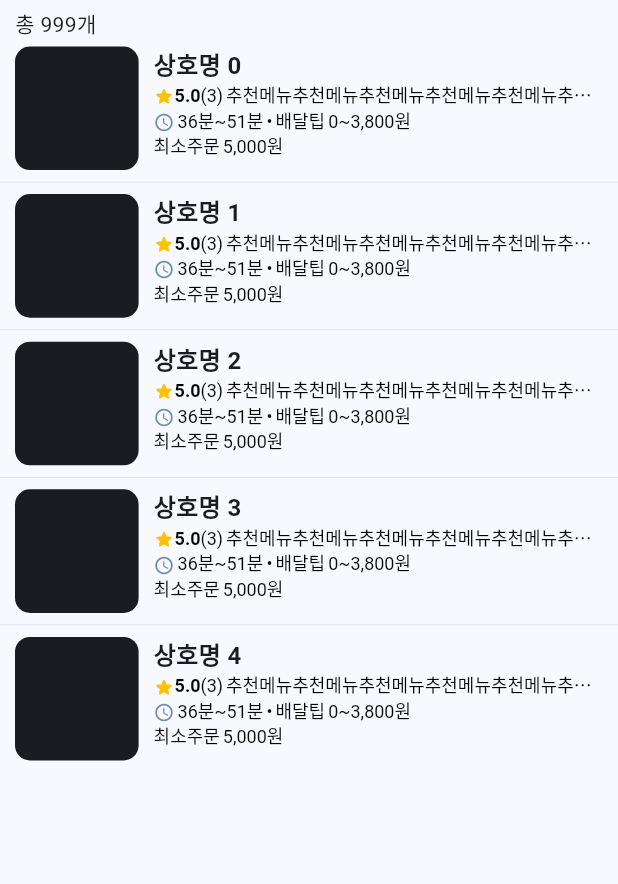
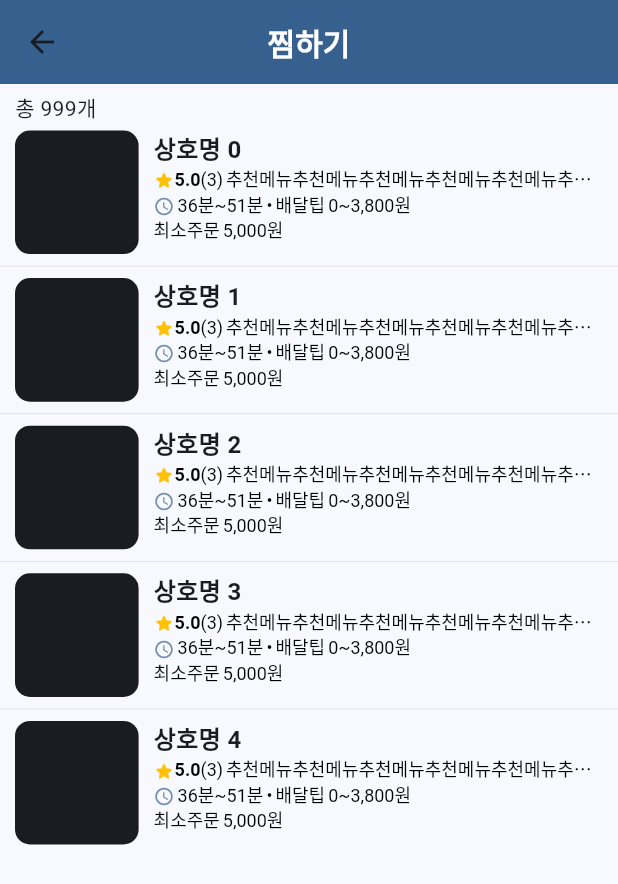
Before and after one commit to justddan/Angel_Eats_Test, a Flutter app: the BookmarkScreen screen opened directly, after a tap on an icon or button, on a phone screen of 412 x 824 dp. Shown: the top 884 px of the screen. Run offline on Flutter 3.47's test engine with Material 3 defaults, Android fonts, the phone set to English and light mode, and no system bars; our stand-ins replace geolocator, go_router; missing offline and left inert: flutter_naver_map.

Commit message:
앱바 붙이고 배경색 붙이기

```diff
--- a/lib/features/bookmark/views/bookmark_screen.dart
+++ b/lib/features/bookmark/views/bookmark_screen.dart
@@ -18,6 +18,18 @@ class BookmarkScreen extends StatelessWidget {
     }
 
     return Scaffold(
+      appBar: AppBar(
+        backgroundColor: colorScheme.primary,
+        title: const Text(
+          "찜하기",
+          style: TextStyle(
+            fontSize: 20,
+            fontWeight: FontWeight.bold,
+            color: Colors.white,
+          ),
+        ),
+        centerTitle: true,
+      ),
       body: SafeArea(
         child: SingleChildScrollView(
           child: Column(
--- a/lib/features/history/views/history_screen.dart
+++ b/lib/features/history/views/history_screen.dart
@@ -12,6 +12,18 @@ class HistoryScreen extends StatelessWidget {
     final colorScheme = Theme.of(context).colorScheme;
 
     return Scaffold(
+      appBar: AppBar(
+        backgroundColor: colorScheme.primary,
+        title: const Text(
+          "히스토리",
+          style: TextStyle(
+            fontSize: 20,
+            fontWeight: FontWeight.bold,
+            color: Colors.white,
+          ),
+        ),
+        centerTitle: true,
+      ),
       body: SafeArea(
         child: SingleChildScrollView(
           child: Column(
--- a/lib/features/home/views/home_screen.dart
+++ b/lib/features/home/views/home_screen.dart
@@ -368,8 +368,37 @@ class _HomeScreenState extends State<HomeScreen> {
     // 5. DraggableScrollableSheet에서 조금만 내려도 시트 닫기
     // 6. 마커 줌 레벨 범위 정하기
 
+    final colorScheme = Theme.of(context).colorScheme;
+
     return Scaffold(
-      appBar: AppBar(),
+      appBar: AppBar(
+        backgroundColor: colorScheme.primary,
+        title: const Text(
+          "홈페이지",
+          style: TextStyle(
+            fontSize: 20,
+            fontWeight: FontWeight.bold,
+            color: Colors.white,
+          ),
+        ),
+        actions: [
+          IconButton(
+            onPressed: () {},
+            icon: const Icon(
+              Icons.search,
+              color: Colors.white,
+            ),
+          ),
+          IconButton(
+            onPressed: () {},
+            icon: const Icon(
+              Icons.shopping_cart_outlined,
+              color: Colors.white,
+            ),
+          ),
+        ],
+        centerTitle: false,
+      ),
       body: SafeArea(
         child: Stack(
           children: [
--- a/lib/features/home/views/widgets/draggable_sheet_card.dart
+++ b/lib/features/home/views/widgets/draggable_sheet_card.dart
@@ -8,6 +8,8 @@ class DraggableSheetCard extends StatelessWidget {
 
   @override
   Widget build(BuildContext context) {
+    final colorScheme = Theme.of(context).colorScheme;
+
     return Card(
       elevation: 4,
       shape: RoundedRectangleBorder(
@@ -24,7 +26,7 @@ class DraggableSheetCard extends StatelessWidget {
                 children: [
                   Expanded(
                     child: Container(
-                      color: Colors.red,
+                      color: colorScheme.primary,
                       child: const Center(
                         child: Text(
                           "A",
@@ -45,7 +47,7 @@ class DraggableSheetCard extends StatelessWidget {
                         child: AspectRatio(
                           aspectRatio: 1,
                           child: Container(
-                            color: Colors.red,
+                            color: colorScheme.primary,
                             child: const Center(
                               child: Text(
                                 "B",
@@ -65,7 +67,7 @@ class DraggableSheetCard extends StatelessWidget {
                         child: AspectRatio(
                           aspectRatio: 1,
                           child: Container(
-                            color: Colors.red,
+                            color: colorScheme.primary,
                             child: const Center(
                               child: Text(
                                 "C",
--- a/lib/features/home/views/widgets/draggable_sheet_view.dart
+++ b/lib/features/home/views/widgets/draggable_sheet_view.dart
@@ -108,7 +108,7 @@ class Grabber extends StatelessWidget {
 
     return Container(
       width: double.infinity,
-      color: colorScheme.onSurface,
+      color: colorScheme.secondary,
       child: Align(
         alignment: Alignment.topCenter,
         child: Container(
--- a/lib/features/user/views/mypage_screen.dart
+++ b/lib/features/user/views/mypage_screen.dart
@@ -16,11 +16,13 @@ class MyPageScreen extends StatelessWidget {
 
     return Scaffold(
         appBar: AppBar(
+          backgroundColor: colorScheme.primary,
           title: const Text(
             "마이페이지",
             style: TextStyle(
               fontSize: 20,
               fontWeight: FontWeight.bold,
+              color: Colors.white,
             ),
           ),
           actions: [
@@ -28,6 +30,7 @@ class MyPageScreen extends StatelessWidget {
               onPressed: () {},
               icon: const Icon(
                 Icons.settings_rounded,
+                color: Colors.white,
               ),
             ),
           ],
```
